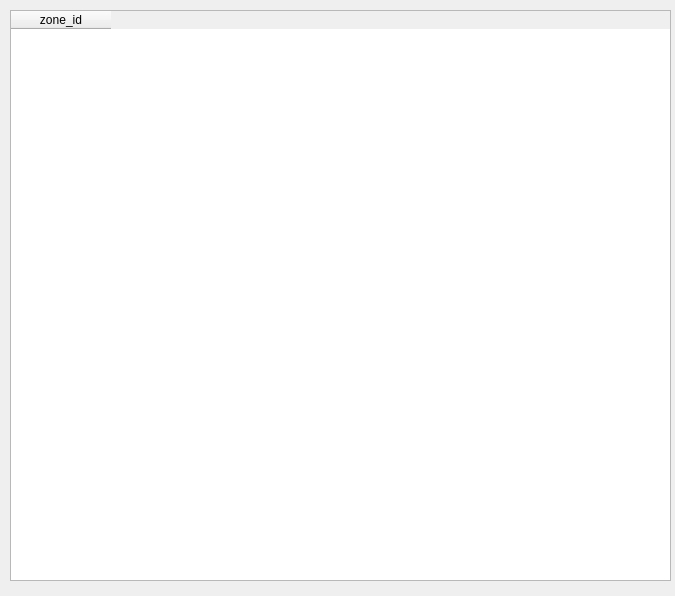
feuchner/seismicsource-toolkit, file mt_seismicsource/ui_zone_analysis.ui: the form before one commit.
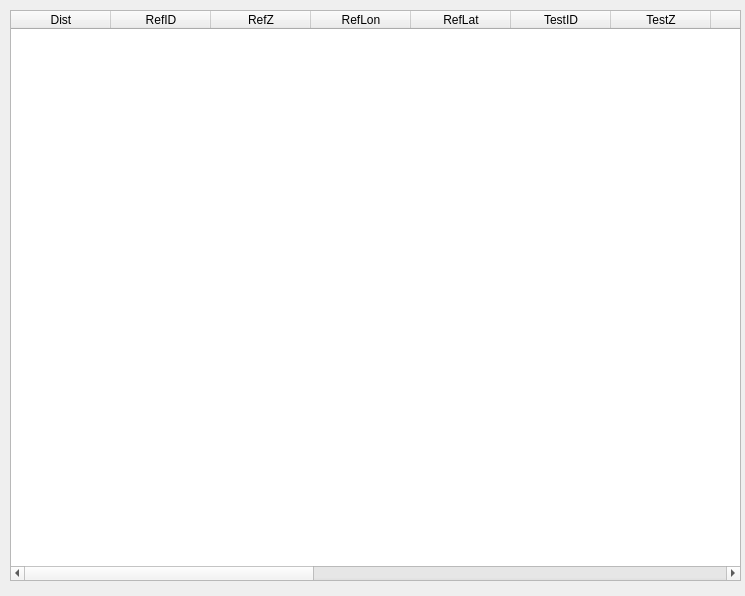
The form after the commit.

Commit message: improved sliver analysis tool

```diff
--- a/mt_seismicsource/ui_zone_analysis.ui
+++ b/mt_seismicsource/ui_zone_analysis.ui
@@ -6,7 +6,7 @@
    <rect>
     <x>0</x>
     <y>0</y>
-    <width>675</width>
+    <width>745</width>
     <height>596</height>
    </rect>
   </property>
@@ -18,15 +18,66 @@
     <rect>
      <x>10</x>
      <y>10</y>
-     <width>661</width>
+     <width>731</width>
      <height>571</height>
     </rect>
    </property>
+   <property name="columnCount">
+    <number>17</number>
+   </property>
    <column>
     <property name="text">
-     <string>zone_id</string>
+     <string>Dist</string>
     </property>
    </column>
+   <column>
+    <property name="text">
+     <string>RefID</string>
+    </property>
+   </column>
+   <column>
+    <property name="text">
+     <string>RefZ</string>
+    </property>
+   </column>
+   <column>
+    <property name="text">
+     <string>RefLon</string>
+    </property>
+   </column>
+   <column>
+    <property name="text">
+     <string>RefLat</string>
+    </property>
+   </column>
+   <column>
+    <property name="text">
+     <string>TestID</string>
+    </property>
+   </column>
+   <column>
+    <property name="text">
+     <string>TestZ</string>
+    </property>
+   </column>
+   <column>
+    <property name="text">
+     <string>TestLon</string>
+    </property>
+   </column>
+   <column>
+    <property name="text">
+     <string>TestLat</string>
+    </property>
+   </column>
+   <column/>
+   <column/>
+   <column/>
+   <column/>
+   <column/>
+   <column/>
+   <column/>
+   <column/>
   </widget>
  </widget>
  <resources/>
```
Left out of the diff: 2 changed lines with no effect on the pictures. The commit also changes 3 other files.
